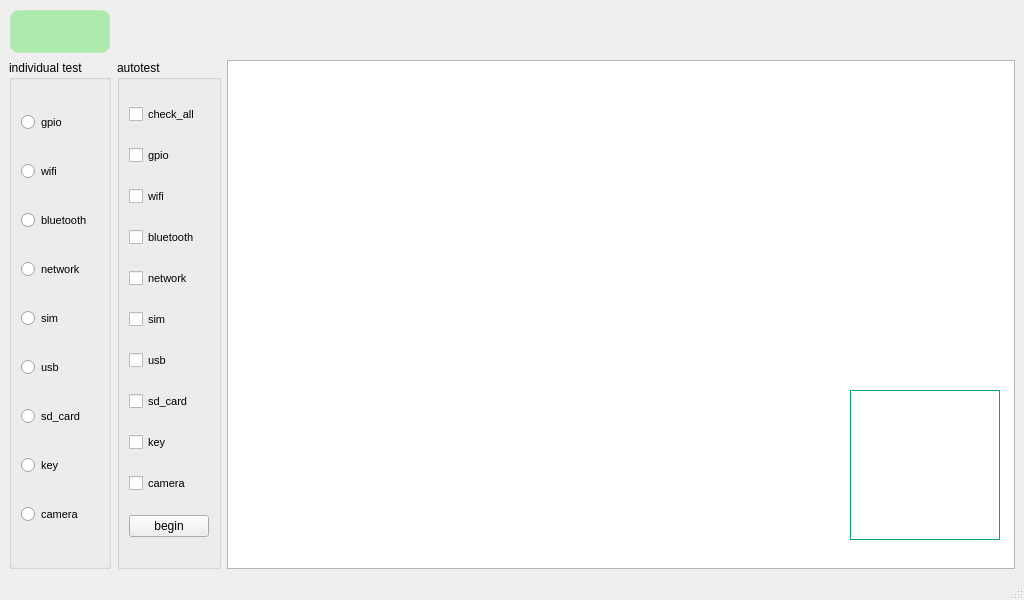
First picture: the form in qt/t507/all_interface_test.ui, repository jizizihe/baijie_demo, before the edit.
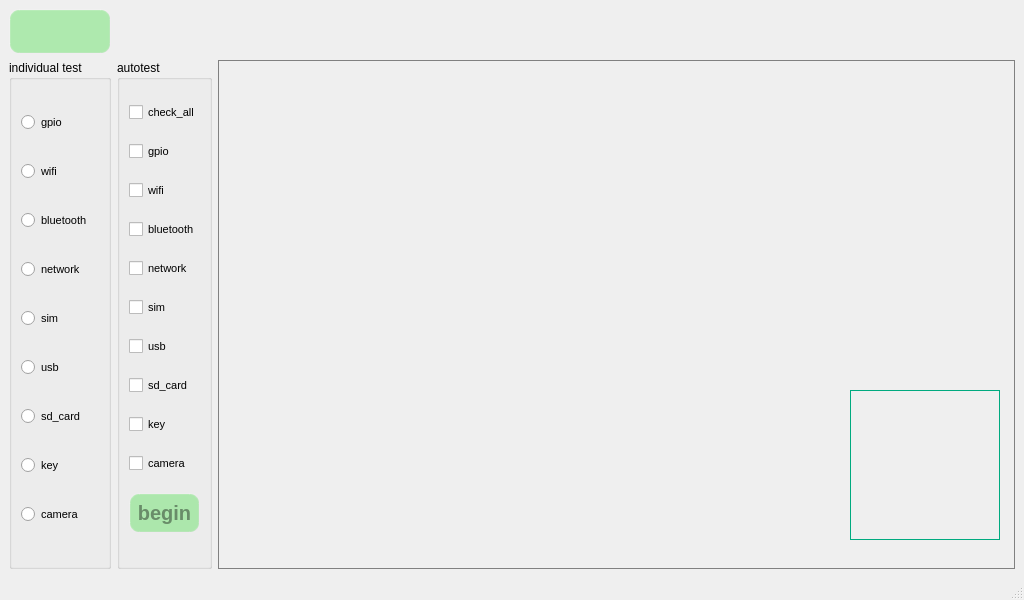
Second picture: the form after the edit. Icons and pictures are not drawn.

What changed in the file:
```diff
--- a/qt/t507/all_interface_test.ui
+++ b/qt/t507/all_interface_test.ui
@@ -14,7 +14,51 @@
    <string>MainWindow</string>
   </property>
   <property name="styleSheet">
-   <string notr="true"/>
+   <string notr="true">#all_interface_test
+{
+border-image: url(:/t507_button_image/all/background.jpg);
+}
+/****************按钮部件*******************/
+QPushButton{
+     background-color: rgba(100, 225, 100, 120);/*背景色*/
+     border-style: outset; /*边框样式*/
+     border-width:  2px;  /*边框宽度为4像素*/
+     border-radius: 10px; /*边框圆角半径*/
+     border-color: rgba(255, 225, 255, 30);/*边框颜色*/
+     font: bold 20px;/*字体*/
+     color:rgba(0, 0, 0, 100);/*字体颜色*/
+     padding: 6px; /*填衬*/
+    outline: none; /*去掉按钮的虚线框*/
+}
+
+QPushButton:hover{ /*鼠标悬停在按钮上时*/
+        background-color:rgba(100,255,100, 100);
+        border-color: rgba(255, 225, 255, 200);
+        color:rgba(0, 0, 0, 200);
+}
+
+QPushButton:pressed { /*按钮被按下时*/
+     background-color:rgba(100,255,100, 200);
+     border-color: rgba(255, 225, 255, 30);
+     border-style: inset;
+     color:rgba(0, 0, 0, 100);
+}
+
+/****************滑块部件*******************/
+
+
+QSlider::handle:horizontal { /*水平滑块的手柄*/
+        image: url(:/image/sliderHandle.png);
+}
+
+QSlider::sub-page:horizontal { /*水平滑块手柄以前的部分*/
+        border-image: url(:/image/slider.png);/*边框图片*/
+}
+QTextEdit
+{
+	background-color:transparent;
+	border:1px solid gray;
+}</string>
   </property>
   <widget class="QWidget" name="centralwidget">
    <layout class="QGridLayout" name="gridLayout_3">
```
Left out of the diff: 198 changed lines with no effect on the pictures.
